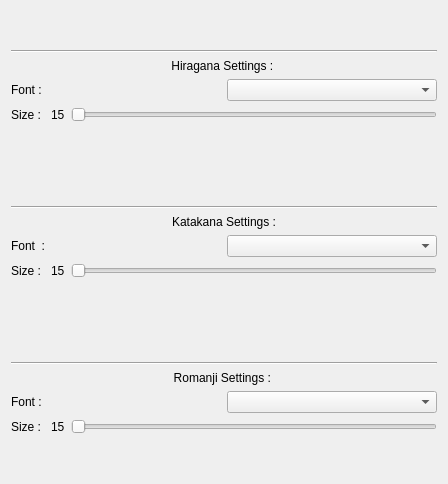
Above: fntsetting.ui from Aryetis/Obenkyobo before the change. Below: the same form after it.
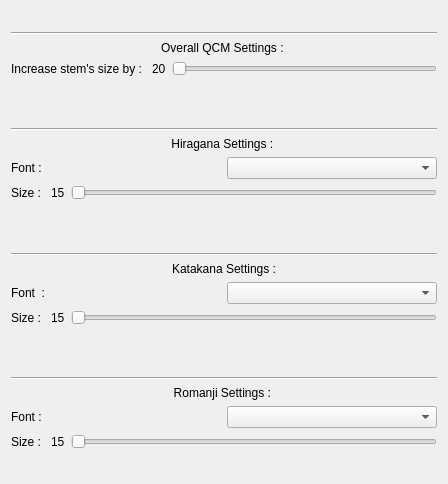
That is the form after the change.

Commit message: AppSetting page v1, added global statistics

```diff
--- a/fntsetting.ui
+++ b/fntsetting.ui
@@ -14,6 +14,93 @@
    <string>Form</string>
   </property>
   <layout class="QVBoxLayout" name="verticalLayout">
+   <property name="topMargin">
+    <number>9</number>
+   </property>
+   <item>
+    <layout class="QVBoxLayout" name="OverallContainer">
+     <property name="topMargin">
+      <number>0</number>
+     </property>
+     <property name="bottomMargin">
+      <number>0</number>
+     </property>
+     <item>
+      <spacer name="verticalSpacer_8">
+       <property name="orientation">
+        <enum>Qt::Vertical</enum>
+       </property>
+       <property name="sizeHint" stdset="0">
+        <size>
+         <width>20</width>
+         <height>40</height>
+        </size>
+       </property>
+      </spacer>
+     </item>
+     <item>
+      <widget class="Line" name="OverallLine">
+       <property name="orientation">
+        <enum>Qt::Horizontal</enum>
+       </property>
+      </widget>
+     </item>
+     <item>
+      <widget class="QLabel" name="OverallTitle">
+       <property name="text">
+        <string>Overall QCM Settings : </string>
+       </property>
+       <property name="alignment">
+        <set>Qt::AlignCenter</set>
+       </property>
+      </widget>
+     </item>
+     <item>
+      <layout class="QHBoxLayout" name="BoostStemSizeContainer">
+       <property name="bottomMargin">
+        <number>0</number>
+       </property>
+       <item>
+        <widget class="QLabel" name="BoostStemLabel">
+         <property name="text">
+          <string>Increase stem's size by : </string>
+         </property>
+        </widget>
+       </item>
+       <item>
+        <widget class="QLabel" name="BoostStemValueLabel">
+         <property name="text">
+          <string>20</string>
+         </property>
+        </widget>
+       </item>
+       <item>
+        <widget class="QSlider" name="BoostStemSlider">
+         <property name="maximum">
+          <number>20</number>
+         </property>
+         <property name="orientation">
+          <enum>Qt::Horizontal</enum>
+         </property>
+        </widget>
+       </item>
+      </layout>
+     </item>
+     <item>
+      <spacer name="verticalSpacer_7">
+       <property name="orientation">
+        <enum>Qt::Vertical</enum>
+       </property>
+       <property name="sizeHint" stdset="0">
+        <size>
+         <width>20</width>
+         <height>40</height>
+        </size>
+       </property>
+      </spacer>
+     </item>
+    </layout>
+   </item>
    <item>
     <layout class="QVBoxLayout" name="HiraganaContainer">
      <property name="topMargin">
@@ -88,7 +175,7 @@
           <number>20</number>
          </property>
          <property name="maximum">
-          <number>80</number>
+          <number>70</number>
          </property>
          <property name="value">
           <number>20</number>
@@ -192,7 +279,7 @@
           <number>20</number>
          </property>
          <property name="maximum">
-          <number>80</number>
+          <number>70</number>
          </property>
          <property name="value">
           <number>20</number>
@@ -296,7 +383,7 @@
           <number>20</number>
          </property>
          <property name="maximum">
-          <number>80</number>
+          <number>70</number>
          </property>
          <property name="value">
           <number>20</number>
```
The commit also changes 13 other files.
